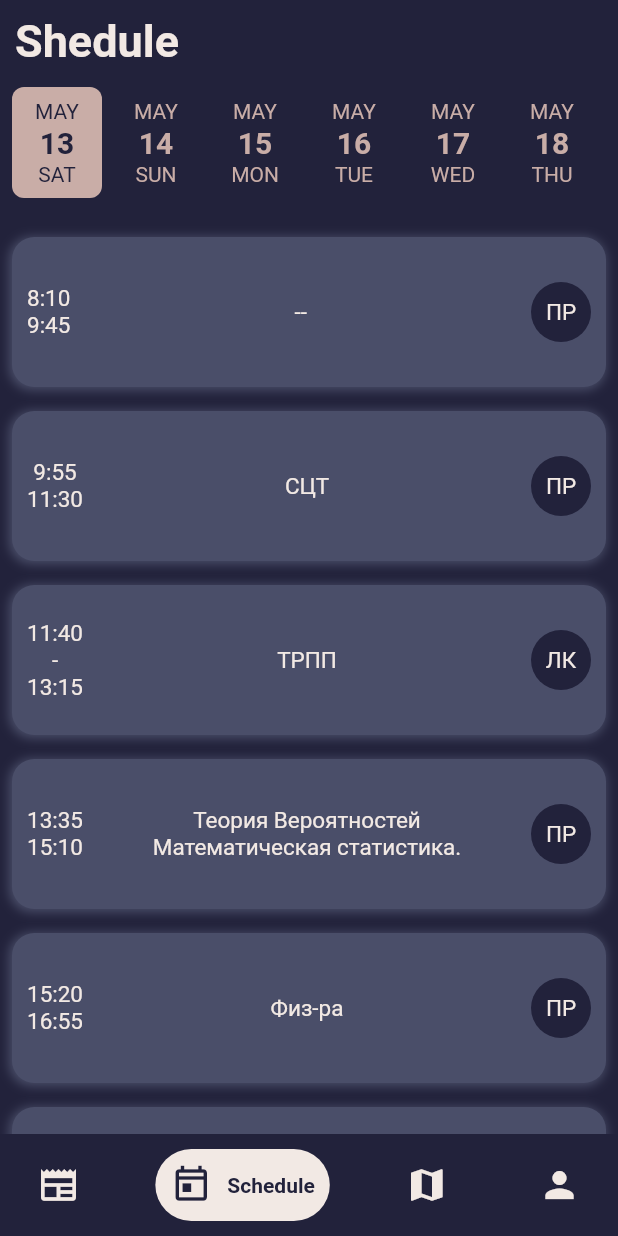
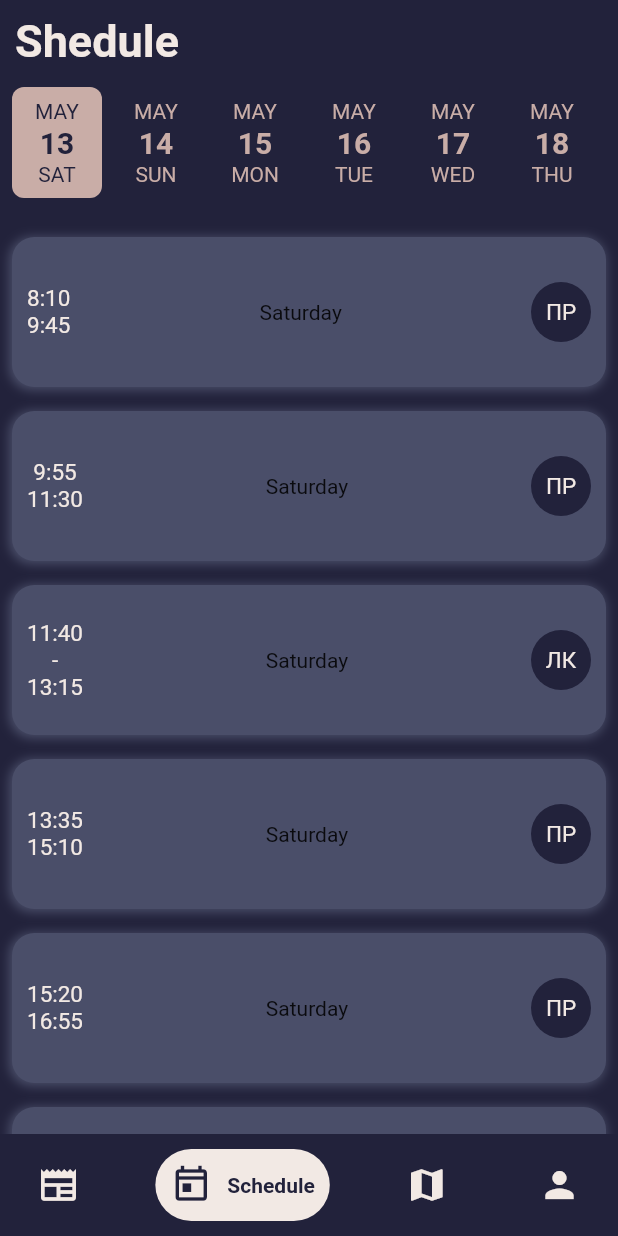
Before and after one commit to cpt-lecras/radik_project, a Flutter app: the screen it shows after launch, item 2 of the bottom bar chosen, on a phone screen of 412 x 824 dp. Run offline on Flutter 3.47's test engine with Material 2 defaults, Android fonts, the phone set to English and light mode, and no system bars; drawn by our look-alikes of date_picker_timeline, google_nav_bar; our stand-ins replace firebase_auth, firebase_core, getwidget, google_fonts; missing offline and left inert: requests; accounts and stored records are empty.

Commit message:
shedule up

```diff
--- a/lib/Shedule/Cell_of_shedule.dart
+++ b/lib/Shedule/Cell_of_shedule.dart
@@ -1,66 +1,14 @@
 import 'package:flutter/material.dart';
 import 'package:intl/intl.dart';
 import 'package:radik_project/Theme.dart';
+import 'package:radik_project/Shedule/main_schedule.dart';
+import 'package:radik_project/Shedule/data.dart';
 
-class CalCircle extends StatefulWidget {
-  const CalCircle({super.key});
+class CalCircle extends StatelessWidget {
 
-  @override
-  State<CalCircle> createState() => _CalCircle();
-}
+  final DateTime selectedDate;
 
-List<Text> TimePar = <Text>[
-  Text('8:10\n9:45', style: TextStyle(fontSize: 15, color: MainTheme[4]),
-      textAlign: TextAlign.center),
-  Text('9:55\n11:30', style: TextStyle(fontSize: 15, color: MainTheme[4]),
-      textAlign: TextAlign.center),
-  Text('11:40\n-\n13:15', style: TextStyle(fontSize: 15, color: MainTheme[4]),
-      textAlign: TextAlign.center),
-  Text('13:35\n15:10', style: TextStyle(fontSize: 15, color: MainTheme[4]),
-      textAlign: TextAlign.center),
-  Text('15:20\n16:55', style: TextStyle(fontSize: 15, color: MainTheme[4]),
-      textAlign: TextAlign.center),
-  Text('17:05\n18:40', style: TextStyle(fontSize: 15, color: MainTheme[4]),
-      textAlign: TextAlign.center),
-  Text('18:50\n20:15', style: TextStyle(fontSize: 15, color: MainTheme[4]),
-      textAlign: TextAlign.center),
-];
-
-List<Text> NamePar = <Text>[
-  Text('--', style: TextStyle(fontSize: 15, color: MainTheme[4]),
-      textAlign: TextAlign.center),
-  Text('СЦТ', style: TextStyle(fontSize: 15, color: MainTheme[4]),
-      textAlign: TextAlign.center),
-  Text('ТРПП', style: TextStyle(fontSize: 15, color: MainTheme[4]),
-      textAlign: TextAlign.center),
-  Text('Теория Вероятностей Математическая статистика.', style: TextStyle(fontSize: 15, color: MainTheme[4]),
-      textAlign: TextAlign.center),
-  Text('Физ-ра', style: TextStyle(fontSize: 15, color: MainTheme[4]),
-      textAlign: TextAlign.center),
-  Text('--', style: TextStyle(fontSize: 15, color: MainTheme[4]),
-      textAlign: TextAlign.center),
-  Text('--', style: TextStyle(fontSize: 15, color: MainTheme[4]),
-      textAlign: TextAlign.center),
-];
-
-List<Text> TypePar = <Text>[
-  Text('ПР', style: TextStyle(fontSize: 15, color: MainTheme[4]),
-      textAlign: TextAlign.center),
-  Text('ПР', style: TextStyle(fontSize: 15, color: MainTheme[4]),
-      textAlign: TextAlign.center),
-  Text('ЛК', style: TextStyle(fontSize: 15, color: MainTheme[4]),
-      textAlign: TextAlign.center),
-  Text('ПР', style: TextStyle(fontSize: 15, color: MainTheme[4]),
-      textAlign: TextAlign.center),
-  Text('ПР', style: TextStyle(fontSize: 15, color: MainTheme[4]),
-      textAlign: TextAlign.center),
-  Text('', style: TextStyle(fontSize: 15, color: MainTheme[4]),
-      textAlign: TextAlign.center),
-  Text('', style: TextStyle(fontSize: 15, color: MainTheme[4]),
-      textAlign: TextAlign.center),
-];
-
-class _CalCircle extends State<CalCircle> {
+  CalCircle({required this.selectedDate});
 
   @override
   Widget build(BuildContext context) {
@@ -68,6 +16,7 @@ class _CalCircle extends State<CalCircle> {
         child: ListView.builder(
             itemCount: 7,
             itemBuilder: (BuildContext context, int index){
+              final dayOfWeek = DateTime(selectedDate.year, selectedDate.month, selectedDate.day).weekday;
               return Padding(
                 padding: const EdgeInsets.all(8.0),
                 child: Container(
@@ -114,7 +63,7 @@ class _CalCircle extends State<CalCircle> {
                                 color: MainTheme[1],
                               ),
                               child: Center(
-                                child: NamePar.elementAt(index),
+                                child: Text(_getWeekdayName(dayOfWeek)),
                               ),
                             ),
                           ),
@@ -146,3 +95,24 @@ class _CalCircle extends State<CalCircle> {
     );
   }
 }
+
+String _getWeekdayName(int weekday) {
+  switch (weekday) {
+    case DateTime.monday:
+      return 'Monday';
+    case DateTime.tuesday:
+      return 'Tuesday';
+    case DateTime.wednesday:
+      return 'Wednesday';
+    case DateTime.thursday:
+      return 'Thursday';
+    case DateTime.friday:
+      return 'Friday';
+    case DateTime.saturday:
+      return 'Saturday';
+    case DateTime.sunday:
+      return 'Sunday';
+    default:
+      return '';
+  }
+}
--- /dev/null
+++ b/lib/Shedule/data.dart
@@ -0,0 +1,53 @@
+import 'package:flutter/material.dart';
+import 'package:radik_project/Theme.dart';
+
+List<Text> TimePar = <Text>[
+  Text('8:10\n9:45', style: TextStyle(fontSize: 15, color: MainTheme[4]),
+      textAlign: TextAlign.center),
+  Text('9:55\n11:30', style: TextStyle(fontSize: 15, color: MainTheme[4]),
+      textAlign: TextAlign.center),
+  Text('11:40\n-\n13:15', style: TextStyle(fontSize: 15, color: MainTheme[4]),
+      textAlign: TextAlign.center),
+  Text('13:35\n15:10', style: TextStyle(fontSize: 15, color: MainTheme[4]),
+      textAlign: TextAlign.center),
+  Text('15:20\n16:55', style: TextStyle(fontSize: 15, color: MainTheme[4]),
+      textAlign: TextAlign.center),
+  Text('17:05\n18:40', style: TextStyle(fontSize: 15, color: MainTheme[4]),
+      textAlign: TextAlign.center),
+  Text('18:50\n20:15', style: TextStyle(fontSize: 15, color: MainTheme[4]),
+      textAlign: TextAlign.center),
+];
+
+List<Text> NamePar = <Text>[
+  Text('--', style: TextStyle(fontSize: 15, color: MainTheme[4]),
+      textAlign: TextAlign.center),
+  Text('СЦТ', style: TextStyle(fontSize: 15, color: MainTheme[4]),
+      textAlign: TextAlign.center),
+  Text('ТРПП', style: TextStyle(fontSize: 15, color: MainTheme[4]),
+      textAlign: TextAlign.center),
+  Text('Теория Вероятностей Математическая статистика.', style: TextStyle(fontSize: 15, color: MainTheme[4]),
+      textAlign: TextAlign.center),
+  Text('Физ-ра', style: TextStyle(fontSize: 15, color: MainTheme[4]),
+      textAlign: TextAlign.center),
+  Text('--', style: TextStyle(fontSize: 15, color: MainTheme[4]),
+      textAlign: TextAlign.center),
+  Text('--', style: TextStyle(fontSize: 15, color: MainTheme[4]),
+      textAlign: TextAlign.center),
+];
+
+List<Text> TypePar = <Text>[
+  Text('ПР', style: TextStyle(fontSize: 15, color: MainTheme[4]),
+      textAlign: TextAlign.center),
+  Text('ПР', style: TextStyle(fontSize: 15, color: MainTheme[4]),
+      textAlign: TextAlign.center),
+  Text('ЛК', style: TextStyle(fontSize: 15, color: MainTheme[4]),
+      textAlign: TextAlign.center),
+  Text('ПР', style: TextStyle(fontSize: 15, color: MainTheme[4]),
+      textAlign: TextAlign.center),
+  Text('ПР', style: TextStyle(fontSize: 15, color: MainTheme[4]),
+      textAlign: TextAlign.center),
+  Text('', style: TextStyle(fontSize: 15, color: MainTheme[4]),
+      textAlign: TextAlign.center),
+  Text('', style: TextStyle(fontSize: 15, color: MainTheme[4]),
+      textAlign: TextAlign.center),
+];
--- a/lib/Shedule/main_schedule.dart
+++ b/lib/Shedule/main_schedule.dart
@@ -2,27 +2,27 @@ import 'package:date_picker_timeline/date_picker_timeline.dart';
 import 'package:flutter/material.dart';
 import 'package:radik_project/Shedule/Cell_of_shedule.dart';
 import 'package:radik_project/Theme.dart';
+import 'package:radik_project/Shedule/data.dart';
 
-class Schedule extends StatefulWidget{
+class Schedule extends StatefulWidget {
   const Schedule({super.key});
 
   @override
   State<Schedule> createState() => _Schedule();
 }
 
-class _Schedule extends State<Schedule>{
+class _Schedule extends State<Schedule> {
+  DateTime selectedDate = DateTime.now();
 
-
-
-
-
-
+  void _handleDateChanged(DateTime date) {
+    setState(() {
+      selectedDate = date;
+    });
+  }
 
   @override
-  Widget build(BuildContext context){
-    return
-      Column(
-
+  Widget build(BuildContext context) {
+    return Column(
       children: [
         //calendar
         Padding(
@@ -40,19 +40,18 @@ class _Schedule extends State<Schedule>{
                   ),
                 ),
               ),
-
-
             ],
           ),
         ),
 
         Padding(
-                padding: const EdgeInsets.fromLTRB(5,0,5,15),
+          padding: const EdgeInsets.fromLTRB(5, 0, 5, 15),
           child: Container(
             height: 80,
             color: MainTheme[0],
             child: DatePicker(
               DateTime.now(),
+              onDateChange: _handleDateChanged,
               height: 70,
               width: 60,
               initialSelectedDate: DateTime.now(),
@@ -65,20 +64,13 @@ class _Schedule extends State<Schedule>{
                 color: MainTheme[3],
               ),
               dateTextStyle: TextStyle(
-                      fontSize:20,
+                  fontSize: 20,
                   fontWeight: FontWeight.w600,
-                      color: MainTheme[3]
-                    ),
-                    onDateChange:(date) {setState(() {
-                      //Код смены
-                    });
-                    },
-
+                  color: MainTheme[3]),
             ),
           ),
         ),
-          //shedule
-            const CalCircle(),
+        CalCircle(selectedDate: selectedDate),
       ],
     );
   }
```
Also changed, not shown: pubspec.lock. Lines whose indentation alone changed are shown as unchanged.
